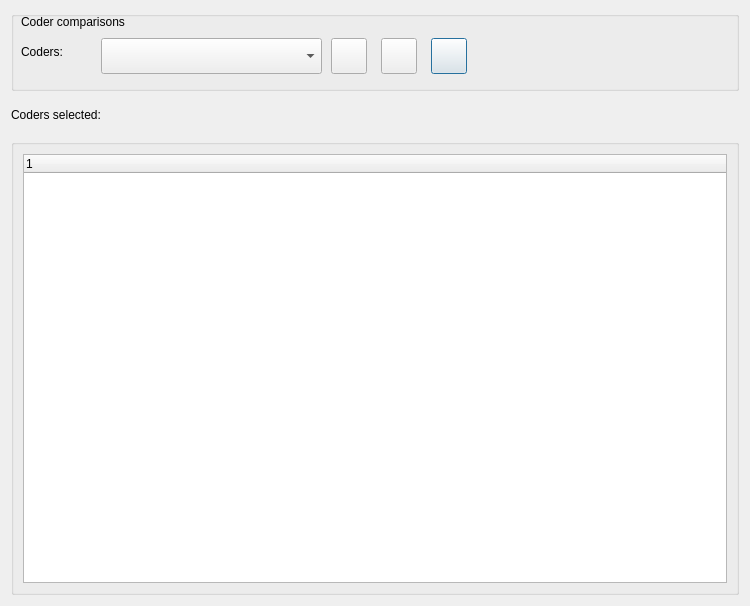
Qt form GUI_UIs/ui_dialog_report_comparisons.ui (ccbogel/QualCoder) before a commit.
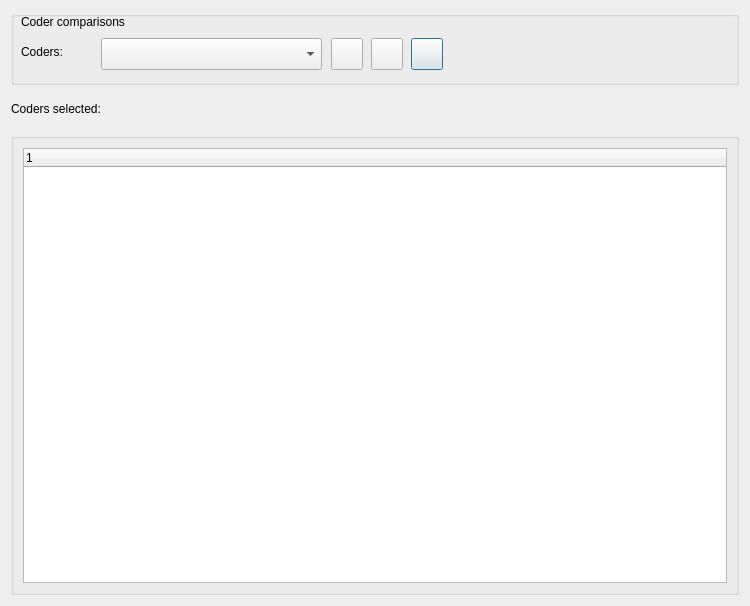
The same form after that commit.

What changed in the file:
```diff
--- a/GUI_UIs/ui_dialog_report_comparisons.ui
+++ b/GUI_UIs/ui_dialog_report_comparisons.ui
@@ -22,13 +22,13 @@
      <property name="minimumSize">
       <size>
        <width>0</width>
-       <height>80</height>
+       <height>74</height>
       </size>
      </property>
      <property name="maximumSize">
       <size>
        <width>16777215</width>
-       <height>80</height>
+       <height>74</height>
       </size>
      </property>
      <property name="title">
@@ -37,10 +37,10 @@
      <widget class="QPushButton" name="pushButton_exporttext">
       <property name="geometry">
        <rect>
-        <x>420</x>
+        <x>400</x>
         <y>27</y>
-        <width>36</width>
-        <height>36</height>
+        <width>32</width>
+        <height>32</height>
        </rect>
       </property>
       <property name="toolTip">
@@ -55,8 +55,8 @@
        <rect>
         <x>320</x>
         <y>27</y>
-        <width>36</width>
-        <height>36</height>
+        <width>32</width>
+        <height>32</height>
        </rect>
       </property>
       <property name="toolTip">
@@ -85,17 +85,17 @@
         <x>90</x>
         <y>27</y>
         <width>221</width>
-        <height>36</height>
+        <height>32</height>
        </rect>
       </property>
      </widget>
      <widget class="QPushButton" name="pushButton_clear">
       <property name="geometry">
        <rect>
-        <x>370</x>
+        <x>360</x>
         <y>27</y>
-        <width>36</width>
-        <height>36</height>
+        <width>32</width>
+        <height>32</height>
        </rect>
       </property>
       <property name="toolTip">
```
